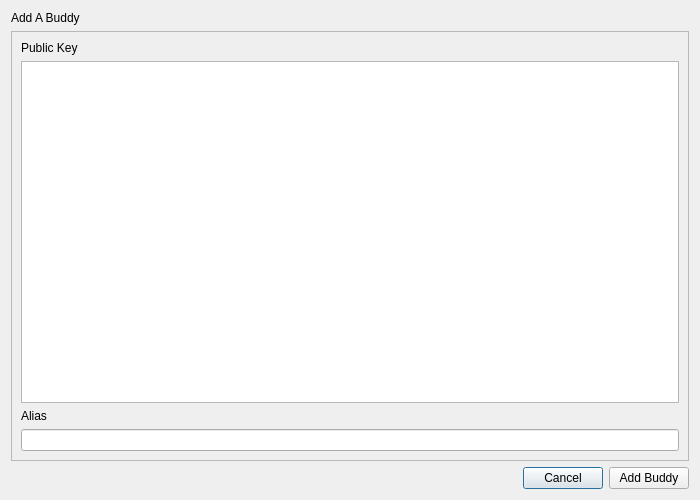
Old version of the form inshtant_meshenger/inshtant_meshenger_gui/addbuddy.ui in the repository k3an3/InshtantMeshenger.
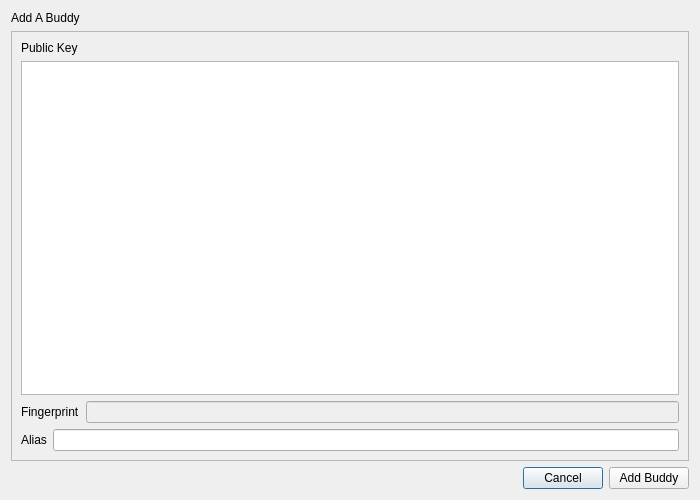
New version of the form.

```diff
--- a/inshtant_meshenger/inshtant_meshenger_gui/addbuddy.ui
+++ b/inshtant_meshenger/inshtant_meshenger_gui/addbuddy.ui
@@ -41,6 +41,26 @@
        <widget class="QPlainTextEdit" name="plainTextEdit"/>
       </item>
       <item>
+       <layout class="QHBoxLayout" name="horizontalLayout_2">
+        <item>
+         <widget class="QLabel" name="label_4">
+          <property name="text">
+           <string>Fingerprint</string>
+          </property>
+         </widget>
+        </item>
+        <item>
+         <widget class="QLineEdit" name="fpLine">
+          <property name="enabled">
+           <bool>false</bool>
+          </property>
+         </widget>
+        </item>
+       </layout>
+      </item>
+      <item>
+       <layout class="QHBoxLayout" name="horizontalLayout_3">
+        <item>
        <widget class="QLabel" name="label_2">
         <property name="text">
          <string>Alias</string>
@@ -49,6 +69,8 @@
       </item>
       <item>
        <widget class="QLineEdit" name="lineEdit"/>
+        </item>
+       </layout>
       </item>
      </layout>
     </widget>
```
Lines whose indentation alone changed are shown as unchanged.
